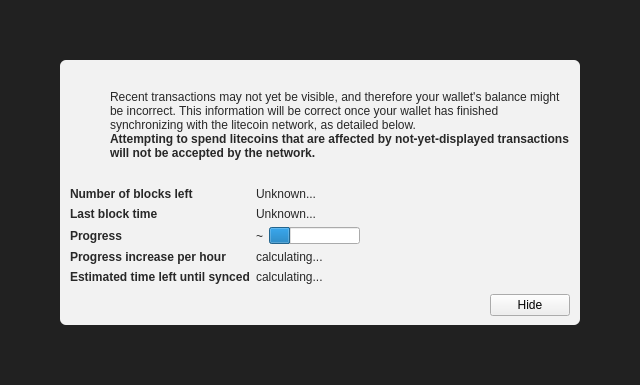
The window that src/qt/forms/modaloverlay.ui (hunk2109/mtc-main) describes before a commit, drawn with Qt 5.
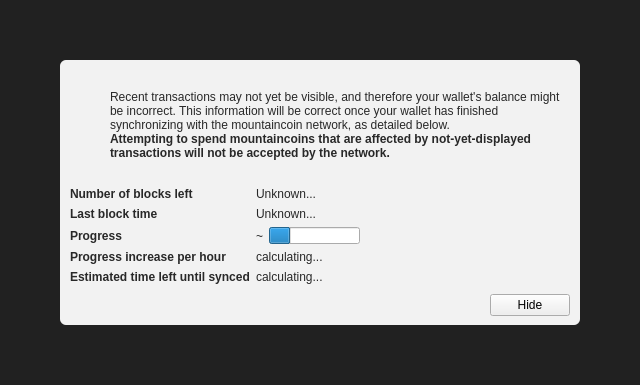
The same window after the commit. Icons and pictures are not drawn. Custom widgets are drawn as their Qt base class.

Diff of the .ui file:
```diff
--- a/src/qt/forms/modaloverlay.ui
+++ b/src/qt/forms/modaloverlay.ui
@@ -130,7 +130,7 @@
              <item>
               <widget class="QLabel" name="infoText">
                <property name="text">
-                <string>Recent transactions may not yet be visible, and therefore your wallet's balance might be incorrect. This information will be correct once your wallet has finished synchronizing with the litecoin network, as detailed below.</string>
+                <string>Recent transactions may not yet be visible, and therefore your wallet's balance might be incorrect. This information will be correct once your wallet has finished synchronizing with the mountaincoin network, as detailed below.</string>
                </property>
                <property name="textFormat">
                 <enum>Qt::RichText</enum>
@@ -149,7 +149,7 @@
                 </font>
                </property>
                <property name="text">
-                <string>Attempting to spend litecoins that are affected by not-yet-displayed transactions will not be accepted by the network.</string>
+                <string>Attempting to spend mountaincoins that are affected by not-yet-displayed transactions will not be accepted by the network.</string>
                </property>
                <property name="textFormat">
                 <enum>Qt::RichText</enum>
```
